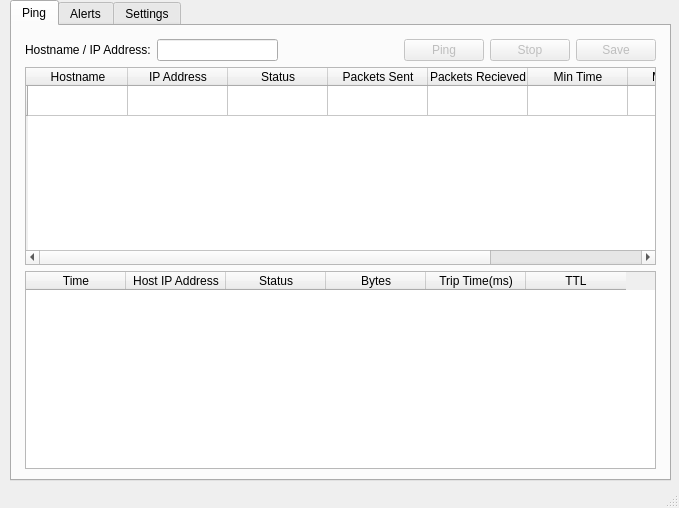
Before: the Qt Designer form ping/pingmainwindow.ui in shashi28/nuts, drawn with Qt 5.
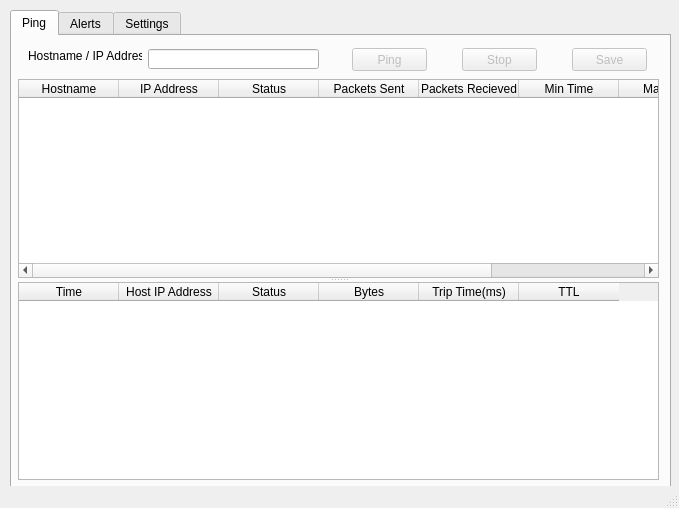
After: the same form once the commit is applied.

```diff
--- a/ping/pingmainwindow.ui
+++ b/ping/pingmainwindow.ui
@@ -10,6 +10,12 @@
     <height>508</height>
    </rect>
   </property>
+  <property name="maximumSize">
+   <size>
+    <width>679</width>
+    <height>508</height>
+   </size>
+  </property>
   <property name="windowTitle">
    <string>MainWindow</string>
   </property>
@@ -18,11 +24,20 @@
     <property name="geometry">
      <rect>
       <x>10</x>
-      <y>0</y>
+      <y>10</y>
       <width>661</width>
       <height>481</height>
      </rect>
     </property>
+    <property name="autoFillBackground">
+     <bool>false</bool>
+    </property>
+    <property name="tabPosition">
+     <enum>QTabWidget::North</enum>
+    </property>
+    <property name="tabShape">
+     <enum>QTabWidget::Rounded</enum>
+    </property>
     <property name="currentIndex">
      <number>0</number>
     </property>
@@ -30,20 +45,15 @@
      <attribute name="title">
       <string>Ping</string>
      </attribute>
-     <widget class="QWidget" name="">
-      <property name="geometry">
-       <rect>
-        <x>13</x>
-        <y>13</y>
-        <width>631</width>
-        <height>430</height>
-       </rect>
-      </property>
-      <layout class="QGridLayout" name="gridLayout_4">
-       <item row="0" column="0">
-        <layout class="QGridLayout" name="gridLayout_3">
-         <item row="0" column="0">
           <widget class="QLabel" name="hostLabel">
+      <property name="geometry">
+       <rect>
+        <x>16</x>
+        <y>12</y>
+        <width>114</width>
+        <height>16</height>
+       </rect>
+      </property>
            <property name="text">
             <string>Hostname / IP Address:</string>
            </property>
@@ -51,71 +61,92 @@
             <cstring>hostLineEdit</cstring>
            </property>
           </widget>
-         </item>
-         <item row="0" column="1">
-          <widget class="QLineEdit" name="hostLineEdit"/>
-         </item>
-         <item row="0" column="2">
-          <spacer name="horizontalSpacer">
-           <property name="orientation">
-            <enum>Qt::Horizontal</enum>
-           </property>
-           <property name="sizeHint" stdset="0">
-            <size>
-             <width>40</width>
-             <height>20</height>
-            </size>
-           </property>
-          </spacer>
-         </item>
-         <item row="0" column="3">
           <widget class="QPushButton" name="pingBtn">
            <property name="enabled">
             <bool>false</bool>
            </property>
+      <property name="geometry">
+       <rect>
+        <x>340</x>
+        <y>12</y>
+        <width>75</width>
+        <height>23</height>
+       </rect>
+      </property>
            <property name="text">
             <string>Ping</string>
            </property>
           </widget>
-         </item>
-         <item row="0" column="4">
+     <widget class="QLineEdit" name="hostLineEdit">
+      <property name="geometry">
+       <rect>
+        <x>136</x>
+        <y>13</y>
+        <width>171</width>
+        <height>20</height>
+       </rect>
+      </property>
+     </widget>
           <widget class="QPushButton" name="stopBtn">
            <property name="enabled">
             <bool>false</bool>
            </property>
+      <property name="geometry">
+       <rect>
+        <x>450</x>
+        <y>12</y>
+        <width>75</width>
+        <height>23</height>
+       </rect>
+      </property>
            <property name="text">
             <string>Stop</string>
            </property>
           </widget>
-         </item>
-         <item row="0" column="5">
           <widget class="QPushButton" name="saveBtn">
            <property name="enabled">
             <bool>false</bool>
            </property>
+      <property name="geometry">
+       <rect>
+        <x>560</x>
+        <y>12</y>
+        <width>75</width>
+        <height>23</height>
+       </rect>
+      </property>
            <property name="text">
             <string>Save</string>
            </property>
           </widget>
-         </item>
-        </layout>
-       </item>
-       <item row="1" column="0">
+     <widget class="QSplitter" name="splitter">
+      <property name="geometry">
+       <rect>
+        <x>6</x>
+        <y>43</y>
+        <width>641</width>
+        <height>401</height>
+       </rect>
+      </property>
+      <property name="orientation">
+       <enum>Qt::Vertical</enum>
+      </property>
         <widget class="QTableWidget" name="statusTable">
+       <property name="frameShape">
+        <enum>QFrame::StyledPanel</enum>
+       </property>
+       <property name="frameShadow">
+        <enum>QFrame::Plain</enum>
+       </property>
          <property name="showGrid">
           <bool>true</bool>
          </property>
          <property name="rowCount">
-          <number>1</number>
+        <number>0</number>
          </property>
          <property name="columnCount">
           <number>8</number>
          </property>
-         <row>
-          <property name="text">
-           <string/>
-          </property>
-         </row>
          <column>
           <property name="text">
            <string>Hostname</string>
@@ -156,73 +187,7 @@
            <string>Avg Time</string>
           </property>
          </column>
-         <item row="0" column="0">
-          <property name="text">
-           <string/>
-          </property>
-          <property name="flags">
-           <set>ItemIsEnabled</set>
-          </property>
-         </item>
-         <item row="0" column="1">
-          <property name="text">
-           <string/>
-          </property>
-          <property name="flags">
-           <set>ItemIsEnabled</set>
-          </property>
-         </item>
-         <item row="0" column="2">
-          <property name="text">
-           <string/>
-          </property>
-          <property name="flags">
-           <set>ItemIsEnabled</set>
-          </property>
-         </item>
-         <item row="0" column="3">
-          <property name="text">
-           <string/>
-          </property>
-          <property name="flags">
-           <set>ItemIsEnabled</set>
-          </property>
-         </item>
-         <item row="0" column="4">
-          <property name="text">
-           <string/>
-          </property>
-          <property name="flags">
-           <set>ItemIsEnabled</set>
-          </property>
-         </item>
-         <item row="0" column="5">
-          <property name="text">
-           <string/>
-          </property>
-          <property name="flags">
-           <set>ItemIsEnabled</set>
-          </property>
-         </item>
-         <item row="0" column="6">
-          <property name="text">
-           <string/>
-          </property>
-          <property name="flags">
-           <set>ItemIsEnabled</set>
-          </property>
-         </item>
-         <item row="0" column="7">
-          <property name="text">
-           <string/>
-          </property>
-          <property name="flags">
-           <set>ItemIsEnabled</set>
-          </property>
-         </item>
-        </widget>
-       </item>
-       <item row="2" column="0">
+      </widget>
         <widget class="QTableWidget" name="runTable">
          <column>
           <property name="text">
@@ -255,8 +220,6 @@
           </property>
          </column>
         </widget>
-       </item>
-      </layout>
      </widget>
     </widget>
     <widget class="QWidget" name="alerts">
```
Left out of the diff: 242 changed lines with no effect on the pictures. Lines whose indentation alone changed are shown as unchanged.
